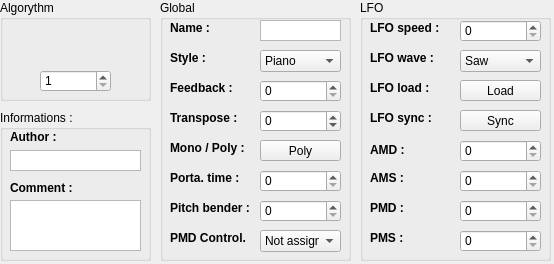
LasDesu/fb01editor, file qvoice.ui: the form before one commit.
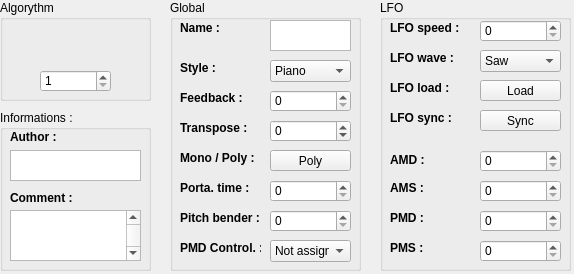
The form after the commit. Icons and pictures are not drawn.

What changed in the file:
```diff
--- a/qvoice.ui
+++ b/qvoice.ui
@@ -6,8 +6,8 @@
    <rect>
     <x>0</x>
     <y>0</y>
-    <width>554</width>
-    <height>264</height>
+    <width>574</width>
+    <height>274</height>
    </rect>
   </property>
   <property name="windowTitle">
@@ -16,10 +16,10 @@
   <widget class="QGroupBox" name="grpBox_global">
    <property name="geometry">
     <rect>
-     <x>160</x>
+     <x>170</x>
      <y>0</y>
      <width>191</width>
-     <height>261</height>
+     <height>271</height>
     </rect>
    </property>
    <property name="title">
@@ -29,7 +29,7 @@
     <property name="geometry">
      <rect>
       <x>10</x>
-      <y>50</y>
+      <y>60</y>
       <width>81</width>
       <height>16</height>
      </rect>
@@ -48,7 +48,7 @@
     <property name="geometry">
      <rect>
       <x>100</x>
-      <y>50</y>
+      <y>60</y>
       <width>81</width>
       <height>22</height>
      </rect>
@@ -149,7 +149,7 @@
       <x>100</x>
       <y>20</y>
       <width>81</width>
-      <height>21</height>
+      <height>31</height>
      </rect>
     </property>
     <property name="verticalScrollBarPolicy">
@@ -172,7 +172,7 @@
     <property name="geometry">
      <rect>
       <x>100</x>
-      <y>80</y>
+      <y>90</y>
       <width>81</width>
       <height>22</height>
      </rect>
@@ -191,7 +191,7 @@
     <property name="geometry">
      <rect>
       <x>10</x>
-      <y>80</y>
+      <y>90</y>
       <width>81</width>
       <height>16</height>
      </rect>
@@ -210,7 +210,7 @@
     <property name="geometry">
      <rect>
       <x>100</x>
-      <y>110</y>
+      <y>120</y>
       <width>81</width>
       <height>22</height>
      </rect>
@@ -229,7 +229,7 @@
     <property name="geometry">
      <rect>
       <x>10</x>
-      <y>110</y>
+      <y>120</y>
       <width>81</width>
       <height>16</height>
      </rect>
@@ -248,7 +248,7 @@
     <property name="geometry">
      <rect>
       <x>10</x>
-      <y>170</y>
+      <y>180</y>
       <width>81</width>
       <height>16</height>
      </rect>
@@ -267,7 +267,7 @@
     <property name="geometry">
      <rect>
       <x>10</x>
-      <y>230</y>
+      <y>240</y>
       <width>81</width>
       <height>16</height>
      </rect>
@@ -279,14 +279,14 @@
      </font>
     </property>
     <property name="text">
-     <string>PMD Control.</string>
+     <string>PMD Control. :</string>
     </property>
    </widget>
    <widget class="QLabel" name="lbl_pitch_2">
     <property name="geometry">
      <rect>
       <x>10</x>
-      <y>200</y>
+      <y>210</y>
       <width>81</width>
       <height>16</height>
      </rect>
@@ -305,7 +305,7 @@
     <property name="geometry">
      <rect>
       <x>10</x>
-      <y>140</y>
+      <y>150</y>
       <width>81</width>
       <height>16</height>
      </rect>
@@ -324,7 +324,7 @@
     <property name="geometry">
      <rect>
       <x>100</x>
-      <y>200</y>
+      <y>210</y>
       <width>81</width>
       <height>22</height>
      </rect>
@@ -337,7 +337,7 @@
     <property name="geometry">
      <rect>
       <x>100</x>
-      <y>140</y>
+      <y>150</y>
       <width>81</width>
       <height>21</height>
      </rect>
@@ -353,7 +353,7 @@
     <property name="geometry">
      <rect>
       <x>100</x>
-      <y>230</y>
+      <y>240</y>
       <width>81</width>
       <height>22</height>
      </rect>
@@ -388,7 +388,7 @@
     <property name="geometry">
      <rect>
       <x>100</x>
-      <y>170</y>
+      <y>180</y>
       <width>81</width>
       <height>22</height>
      </rect>
@@ -449,10 +449,10 @@
   <widget class="QGroupBox" name="grpBox_LFO">
    <property name="geometry">
     <rect>
-     <x>360</x>
+     <x>380</x>
      <y>0</y>
      <width>191</width>
-     <height>261</height>
+     <height>271</height>
     </rect>
    </property>
    <property name="title">
@@ -462,7 +462,7 @@
     <property name="geometry">
      <rect>
       <x>100</x>
-      <y>200</y>
+      <y>210</y>
       <width>81</width>
       <height>22</height>
      </rect>
@@ -500,7 +500,7 @@
     <property name="geometry">
      <rect>
       <x>100</x>
-      <y>140</y>
+      <y>150</y>
       <width>81</width>
       <height>22</height>
      </rect>
@@ -549,7 +549,7 @@
     <property name="geometry">
      <rect>
       <x>10</x>
-      <y>140</y>
+      <y>150</y>
       <width>81</width>
       <height>20</height>
      </rect>
@@ -568,7 +568,7 @@
     <property name="geometry">
      <rect>
       <x>10</x>
-      <y>200</y>
+      <y>210</y>
       <width>81</width>
       <height>16</height>
      </rect>
@@ -625,7 +625,7 @@
     <property name="geometry">
      <rect>
       <x>100</x>
-      <y>230</y>
+      <y>240</y>
       <width>81</width>
       <height>22</height>
      </rect>
@@ -644,7 +644,7 @@
     <property name="geometry">
      <rect>
       <x>100</x>
-      <y>170</y>
+      <y>180</y>
       <width>81</width>
       <height>22</height>
      </rect>
@@ -663,7 +663,7 @@
     <property name="geometry">
      <rect>
       <x>10</x>
-      <y>170</y>
+      <y>180</y>
       <width>81</width>
       <height>16</height>
      </rect>
@@ -682,7 +682,7 @@
     <property name="geometry">
      <rect>
       <x>10</x>
-      <y>230</y>
+      <y>240</y>
       <width>81</width>
       <height>16</height>
      </rect>
@@ -774,7 +774,7 @@
      <x>0</x>
      <y>110</y>
      <width>151</width>
-     <height>151</height>
+     <height>161</height>
     </rect>
    </property>
    <property name="title">
@@ -805,7 +805,7 @@
       <x>10</x>
       <y>40</y>
       <width>131</width>
-      <height>21</height>
+      <height>31</height>
      </rect>
     </property>
     <property name="verticalScrollBarPolicy">
@@ -822,13 +822,13 @@
     <property name="geometry">
      <rect>
       <x>10</x>
-      <y>90</y>
+      <y>100</y>
       <width>131</width>
       <height>51</height>
      </rect>
     </property>
     <property name="verticalScrollBarPolicy">
-     <enum>Qt::ScrollBarAlwaysOff</enum>
+     <enum>Qt::ScrollBarAlwaysOn</enum>
     </property>
     <property name="horizontalScrollBarPolicy">
      <enum>Qt::ScrollBarAlwaysOff</enum>
@@ -841,7 +841,7 @@
     <property name="geometry">
      <rect>
       <x>10</x>
-      <y>70</y>
+      <y>80</y>
       <width>71</width>
       <height>16</height>
      </rect>
```
